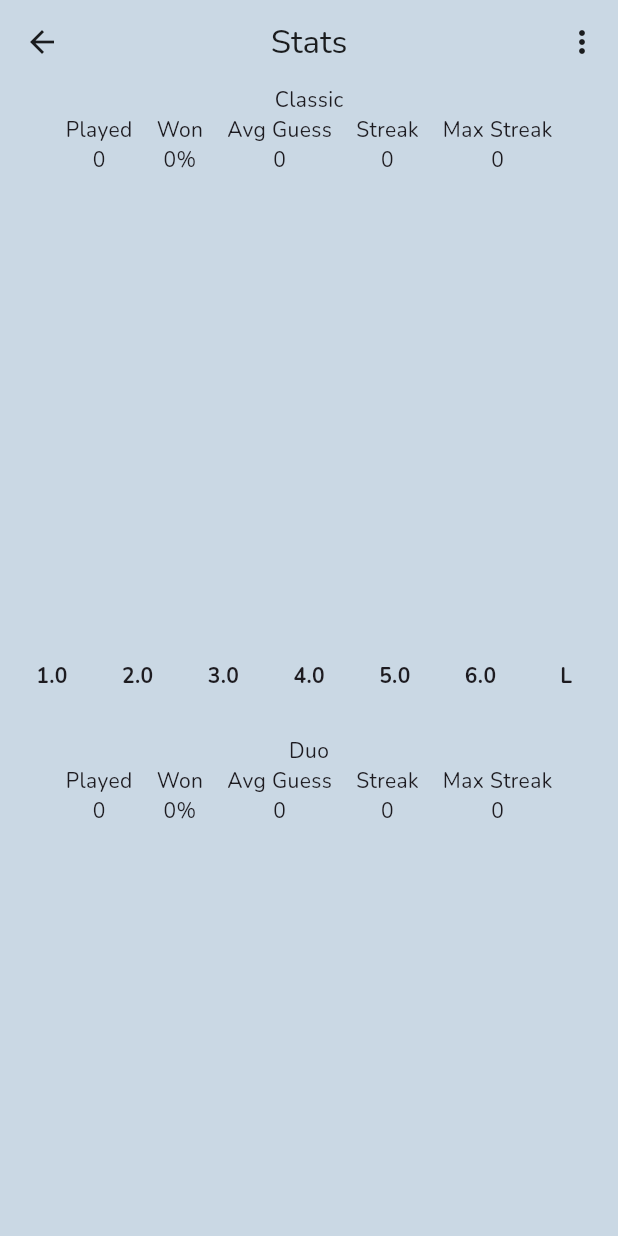
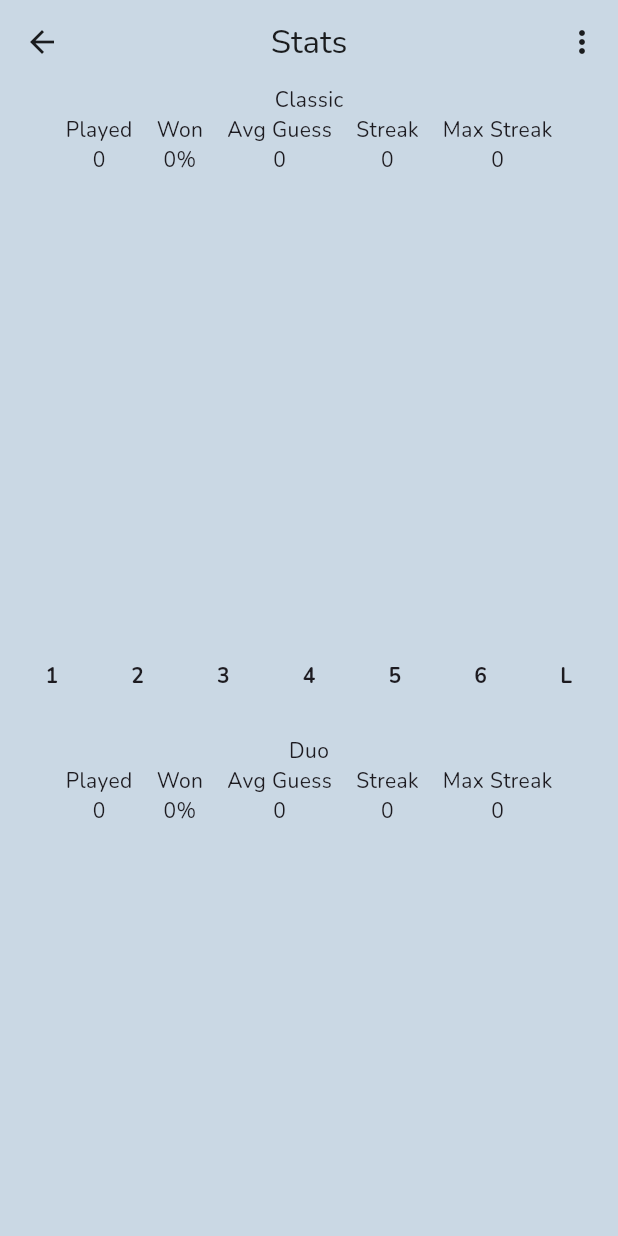
Before and after one commit to sstream17/word-game-2, a Flutter app: the Stats screen opened by its route, on a phone screen of 412 x 824 dp. Run offline on Flutter 3.47's test engine with Material 3 defaults, Android fonts, the phone set to English and light mode, and no system bars; drawn by our look-alikes of fl_chart; our stand-ins replace google_fonts, hive, hive_flutter, url_strategy; accounts and stored records are empty.

Commit message:
Ensure stats graph numbers show up as int

```diff
--- a/game/lib/stats_graph.dart
+++ b/game/lib/stats_graph.dart
@@ -38,7 +38,7 @@ class StatsGraph extends StatelessWidget {
       fontSize: 14,
     );
 
-    var text = value == 6 ? "L" : "${numberOfGames + value}";
+    var text = value == 6 ? "L" : "${numberOfGames + value.toInt()}";
 
     return SideTitleWidget(
       axisSide: meta.axisSide,
@@ -92,7 +92,7 @@ class StatsGraph extends StatelessWidget {
         touchTooltipData: BarTouchTooltipData(
           getTooltipColor: (_) => Colors.transparent,
           getTooltipItem: (_g, _gi, rodData, _ri) {
-            var text = rodData.toY == 0 ? "" : rodData.toY;
+            var text = rodData.toY == 0 ? "" : rodData.toY.toInt();
             return BarTooltipItem(
               "$text",
               TextStyle(
```
